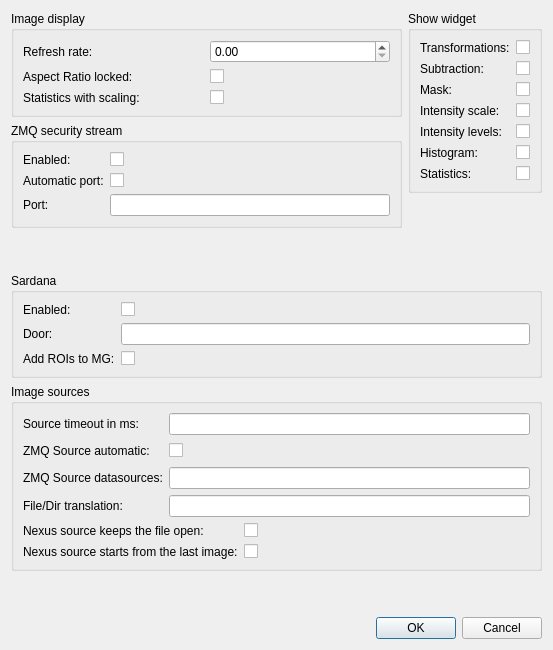
First picture: the form in lavuelib/ui/ConfigDialog.ui, repository syncope/lavue, before the edit.
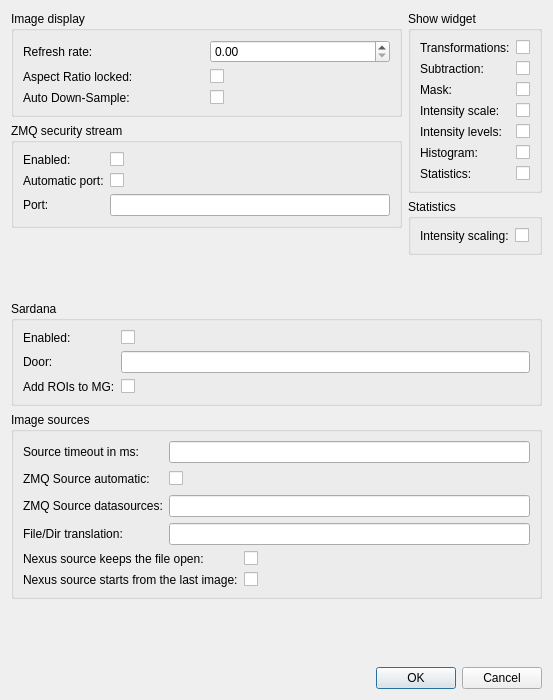
Second picture: the form after the edit.

Commit message: add auto downsample switch

The edit to the form file:
```diff
--- a/lavuelib/ui/ConfigDialog.ui
+++ b/lavuelib/ui/ConfigDialog.ui
@@ -7,7 +7,7 @@
     <x>0</x>
     <y>0</y>
     <width>553</width>
-    <height>650</height>
+    <height>700</height>
    </rect>
   </property>
   <property name="windowTitle">
@@ -75,12 +75,12 @@
                </widget>
               </item>
               <item row="2" column="0">
-               <widget class="QLabel" name="statsscaleLabel">
+               <widget class="QLabel" name="downsampleLabel">
                 <property name="toolTip">
                  <string>statistics values with scaling</string>
                 </property>
                 <property name="text">
-                 <string>Statistics with scaling:</string>
+                 <string>Auto Down-Sample:</string>
                 </property>
                 <property name="buddy">
                  <cstring>statsscaleCheckBox</cstring>
@@ -88,7 +88,7 @@
                </widget>
               </item>
               <item row="2" column="1">
-               <widget class="QCheckBox" name="statsscaleCheckBox">
+               <widget class="QCheckBox" name="downsampleCheckBox">
                 <property name="toolTip">
                  <string>statistics values with scaling</string>
                 </property>
@@ -369,6 +369,42 @@
            </layout>
           </widget>
          </item>
+         <item>
+          <widget class="QGroupBox" name="groupBox_3">
+           <property name="title">
+            <string>Statistics</string>
+           </property>
+           <layout class="QGridLayout" name="gridLayout_8">
+            <item row="0" column="0">
+             <layout class="QGridLayout" name="gridLayout_5">
+              <item row="0" column="0">
+               <widget class="QLabel" name="statsscaleLabel">
+                <property name="toolTip">
+                 <string>statistics values with scaling</string>
+                </property>
+                <property name="text">
+                 <string>Intensity scaling:</string>
+                </property>
+                <property name="buddy">
+                 <cstring>statsscaleCheckBox</cstring>
+                </property>
+               </widget>
+              </item>
+              <item row="0" column="1">
+               <widget class="QCheckBox" name="statsscaleCheckBox">
+                <property name="toolTip">
+                 <string>statistics values with scaling</string>
+                </property>
+                <property name="text">
+                 <string/>
+                </property>
+               </widget>
+              </item>
+             </layout>
+            </item>
+           </layout>
+          </widget>
+         </item>
          <item>
           <spacer name="verticalSpacer_2">
            <property name="orientation">
```
Left out of the diff: 17 changed lines with no effect on the pictures. The commit also changes 8 other files.
